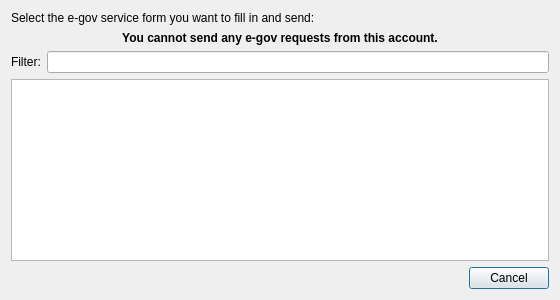
The window that src/gov_services/ui/dlg_gov_services.ui (psakar/datovka) describes before a commit, drawn with Qt 5.
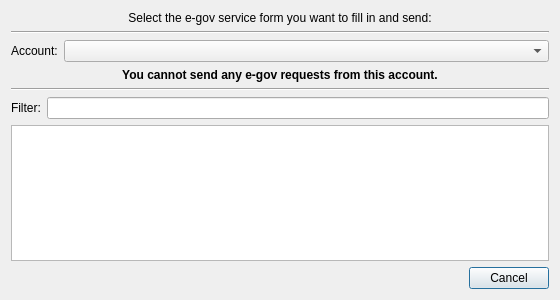
The same window after the commit.

Commit message:
Account can be changed in e-gov services list dialogue.
The dialogue now resembles the send message dialogue in which you can
also change the sender account.

Patch:
```diff
--- a/src/gov_services/ui/dlg_gov_services.ui
+++ b/src/gov_services/ui/dlg_gov_services.ui
@@ -19,8 +19,32 @@
      <property name="text">
       <string>Select the e-gov service form you want to fill in and send:</string>
      </property>
+     <property name="alignment">
+      <set>Qt::AlignCenter</set>
+     </property>
     </widget>
    </item>
+   <item>
+    <widget class="Line" name="line">
+     <property name="orientation">
+      <enum>Qt::Horizontal</enum>
+     </property>
+    </widget>
+   </item>
+   <item>
+    <layout class="QFormLayout" name="formLayout">
+     <item row="0" column="0">
+      <widget class="QLabel" name="accountLabel">
+       <property name="text">
+        <string>Account:</string>
+       </property>
+      </widget>
+     </item>
+     <item row="0" column="1">
+      <widget class="QComboBox" name="fromComboBox"/>
+     </item>
+    </layout>
+   </item>
    <item>
     <widget class="QLabel" name="cannotSendLabel">
      <property name="font">
@@ -37,6 +61,13 @@
      </property>
     </widget>
    </item>
+   <item>
+    <widget class="Line" name="line_2">
+     <property name="orientation">
+      <enum>Qt::Horizontal</enum>
+     </property>
+    </widget>
+   </item>
    <item>
     <layout class="QHBoxLayout" name="horizontalLayout">
      <item>
```
The commit also changes 4 other files.
